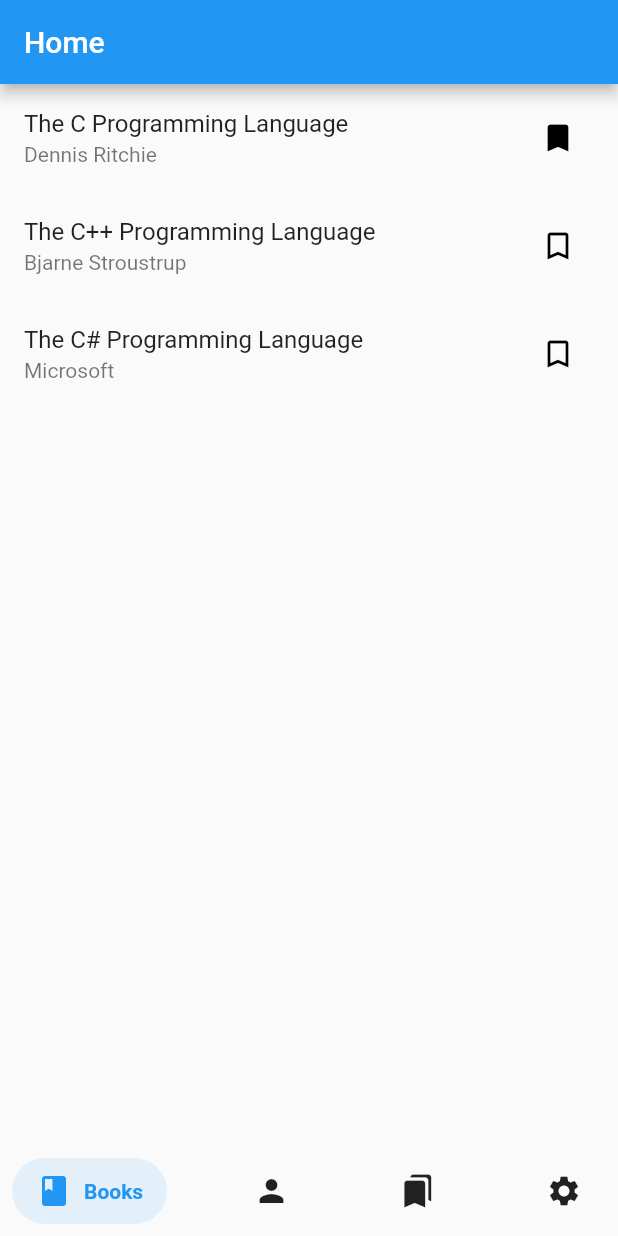
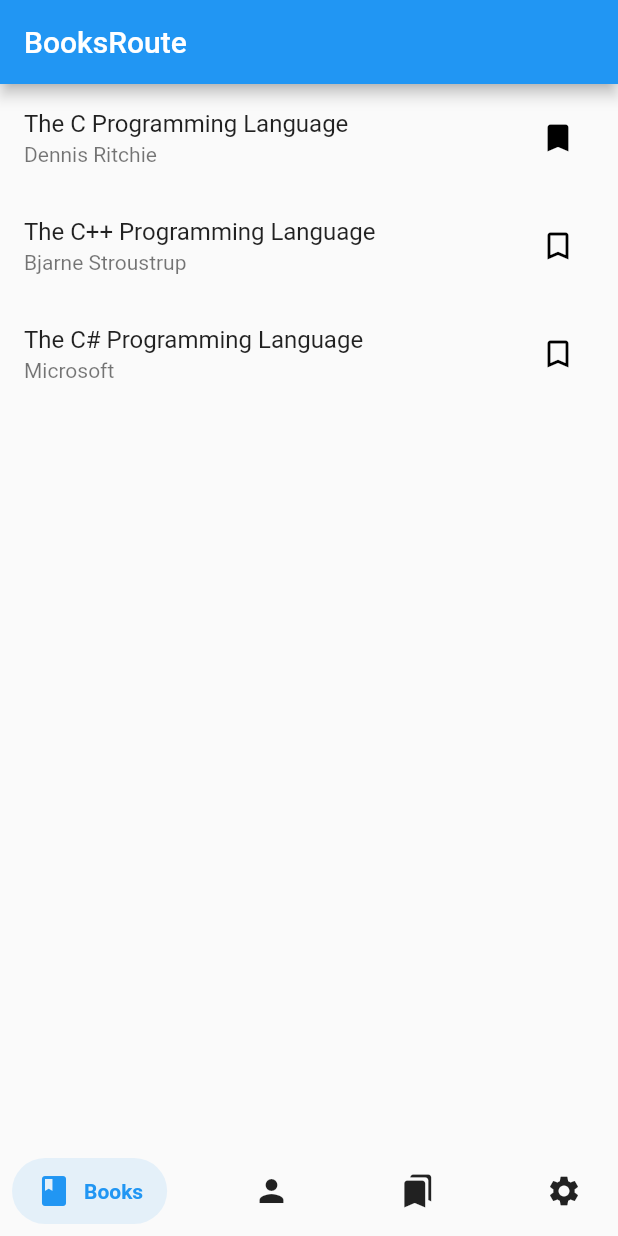
Before and after one commit to appano1/auto_route_example, a Flutter app: the screen it shows after launch, after a tap on the "bookmark outline" icon, on a phone screen of 412 x 824 dp. Run offline on Flutter 3.47's test engine with Material 2 defaults, Android fonts, the light colour scheme and no system bars; drawn by our look-alikes of salomon_bottom_bar; our stand-ins replace auto_route, equatable, flutter_bloc.

Commit message:
feat: Change with auto_route

```diff
--- a/lib/book_detail/book_detail.dart
+++ b/lib/book_detail/book_detail.dart
@@ -1,9 +1,13 @@
+import 'package:auto_route/auto_route.dart';
 import 'package:flutter/material.dart';
 import 'package:test_app/books/books.dart';
 import 'package:test_app/constants.dart';
 
 class BookDetailPage extends StatelessWidget {
-  const BookDetailPage({super.key, required this.id});
+  const BookDetailPage({
+    super.key,
+    @pathParam required this.id,
+  });
 
   final int id;
 
--- a/lib/main.dart
+++ b/lib/main.dart
@@ -1,10 +1,9 @@
+import 'package:auto_route/auto_route.dart';
 import 'package:flutter/material.dart';
 import 'package:flutter_bloc/flutter_bloc.dart';
 import 'package:salomon_bottom_bar/salomon_bottom_bar.dart';
 import 'package:test_app/bookmarks/bookmarks.dart';
-import 'package:test_app/books/books.dart';
-import 'package:test_app/settings/settings.dart';
-import 'package:test_app/users/users.dart';
+import 'package:test_app/routes.dart';
 
 void main() {
   runApp(const App());
@@ -15,7 +14,9 @@ class App extends StatelessWidget {
 
   @override
   Widget build(BuildContext context) {
-    return MaterialApp(
+    final router = AppRouter();
+
+    return MaterialApp.router(
       title: 'Auto Route Demo',
       theme: ThemeData(
         primarySwatch: Colors.blue,
@@ -23,45 +24,36 @@ class App extends StatelessWidget {
           iconColor: Colors.black,
         ),
       ),
-      home: const Home(),
+      routerDelegate: router.delegate(),
+      routeInformationParser: router.defaultRouteParser(),
     );
   }
 }
 
-class Home extends StatefulWidget {
-  const Home({super.key});
-
-  @override
-  State<Home> createState() => _HomeState();
-}
-
-class _HomeState extends State<Home> {
-  final pageController = PageController();
-  int index = 0;
+class HomePage extends StatelessWidget {
+  const HomePage({super.key});
 
   @override
   Widget build(BuildContext context) {
     return BlocProvider(
       create: (context) => BookmarksCubit(),
-      child: Scaffold(
-        appBar: AppBar(title: const Text('Home')),
-        body: PageView(
-          controller: pageController,
-          onPageChanged: (index) => setState(() => this.index = index),
-          children: const [
-            BooksPage(),
-            UsersPage(),
-            BookmarksPage(),
-            SettingsPage(),
+      child: AutoTabsRouter.pageView(
+        routes: const [
+          BooksRoute(),
+          UsersRoute(),
+          BookmarksRoute(),
+          SettingsRoute(),
         ],
+        builder: (context, child, _) {
+          final tabsRouter = AutoTabsRouter.of(context);
+          return Scaffold(
+            appBar: AppBar(
+              title: Text(context.topRoute.name),
             ),
+            body: child,
             bottomNavigationBar: SalomonBottomBar(
-          currentIndex: index,
-          onTap: (index) => pageController.animateToPage(
-            index,
-            duration: const Duration(milliseconds: 300),
-            curve: Curves.easeInOut,
-          ),
+              currentIndex: tabsRouter.activeIndex,
+              onTap: tabsRouter.setActiveIndex,
               items: [
                 SalomonBottomBarItem(
                   icon: const Icon(Icons.book),
@@ -81,6 +73,8 @@ class _HomeState extends State<Home> {
                 ),
               ],
             ),
+          );
+        },
       ),
     );
   }
--- a/lib/users/users.dart
+++ b/lib/users/users.dart
@@ -1,5 +1,7 @@
+import 'package:auto_route/auto_route.dart';
 import 'package:equatable/equatable.dart';
 import 'package:flutter/material.dart';
+import 'package:test_app/routes.dart';
 import 'package:test_app/user_detail/users_detail.dart';
 
 class User extends Equatable {
@@ -34,12 +36,7 @@ class UsersPage extends StatelessWidget {
         return ListTile(
           title: Text(user.name),
           subtitle: Text(user.age.toString()),
-          onTap: () => Navigator.push(
-            context,
-            MaterialPageRoute<void>(
-              builder: (context) => UsersDetailPage(id: index),
-            ),
-          ),
+          onTap: () => context.router.push(UserDetailRoute(id: index)),
         );
       },
     );
```
Also changed, not shown: lib/bookmarks/bookmarks.dart (+3 -8 lines), lib/books/books.dart (+3 -8 lines), lib/routes.dart (+49 -0 lines), lib/user_detail/users_detail.dart (+4 -3 lines), lib/routes.gr.dart (added). Lines whose indentation alone changed are shown as unchanged.
